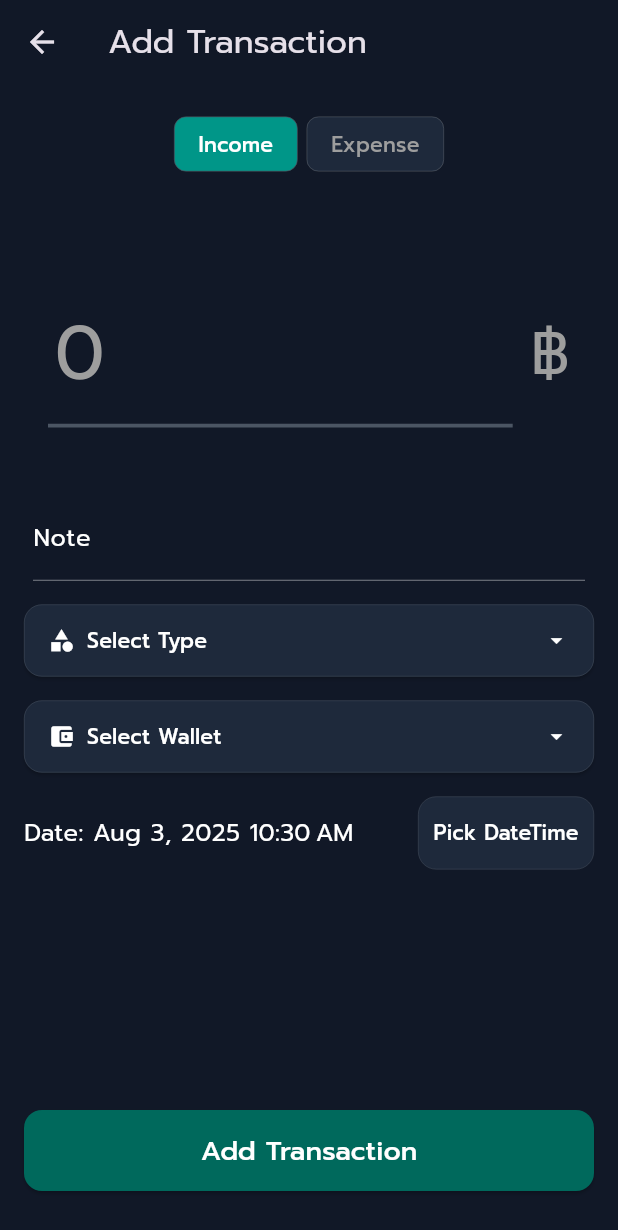
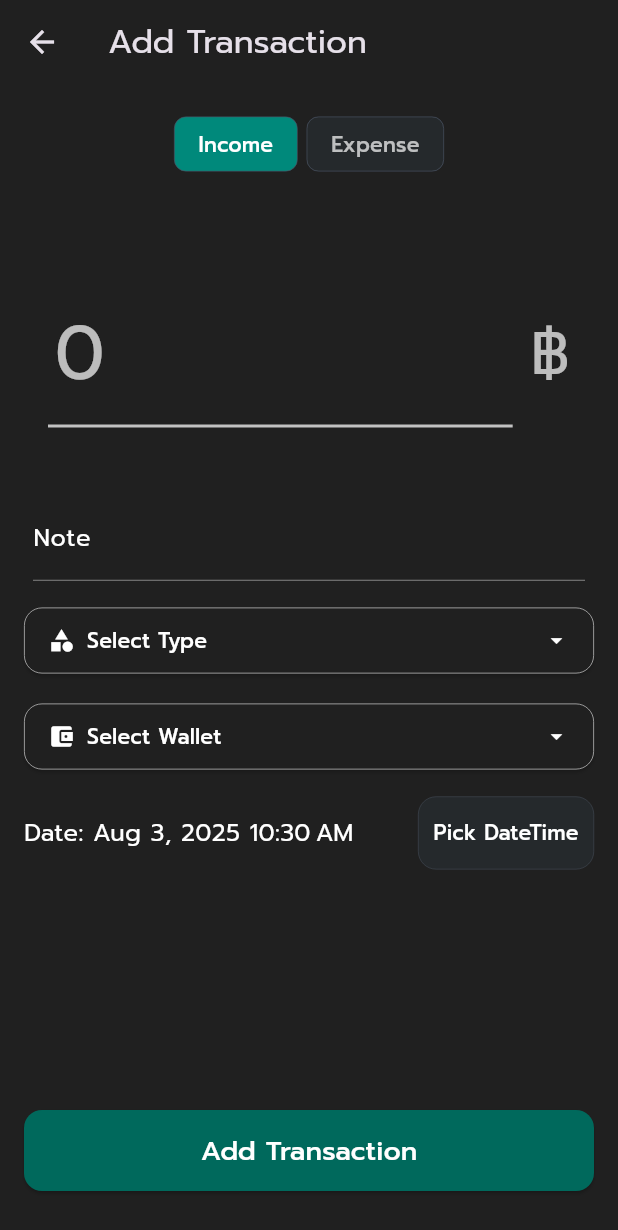
Before and after one commit to Akkarachai6787/keptaom-app, a Flutter app: the AddTransactionScreen screen opened directly, on a phone screen of 412 x 824 dp. Shown: the top 1230 px of the screen. Run offline on Flutter 3.47's test engine with Material 3 defaults, Android fonts, the phone set to English and light mode, and no system bars; our stand-ins replace cloud_firestore, firebase_core, fl_chart, flutter_dotenv; accounts and stored records are empty; project files that could hold a hidden picture were left out.

Commit message:
style: change theme color

```diff
--- a/lib/main.dart
+++ b/lib/main.dart
@@ -38,7 +38,7 @@ class MyApp extends StatelessWidget {
         brightness: Brightness.dark,
         fontFamily: 'Prompt',
         primaryColor: Colors.teal,
-        scaffoldBackgroundColor: const Color(0xFF111827),
+        scaffoldBackgroundColor: const Color(0xFF202020),
         splashFactory: NoSplash.splashFactory,
         highlightColor: Colors.transparent,
         splashColor: Colors.transparent,
@@ -71,10 +71,10 @@ class _HomeScreenState extends State<HomeScreen> {
       body: _screens[_selectedIndex],
       bottomNavigationBar: Container(
         decoration: BoxDecoration(
-          color: const Color(0xFF030712),
+          color: const Color(0xFF191919),
           border: Border(
             top: BorderSide(
-              color: const Color(0xFF4b5563),
+              color: const Color(0xFF999999),
               width: 0.5,
             ),
           ),
--- a/lib/screens/add_transaction_screen.dart
+++ b/lib/screens/add_transaction_screen.dart
@@ -99,9 +99,9 @@ class _AddTransactionScreenState extends State<AddTransactionScreen> {
 
         ScaffoldMessenger.of(context).showSnackBar(
           SnackBar(
-          backgroundColor: Color(0xFF1f2937),
+            backgroundColor: Color(0xFF292e31),
             shape: RoundedRectangleBorder(
-            side: BorderSide(color: const Color(0xFF4b5563), width: 0.5),
+              side: BorderSide(color: const Color(0xFFc2c2c2), width: 0.3),
             ),
             content: Row(
               children: [
@@ -172,7 +172,8 @@ class _AddTransactionScreenState extends State<AddTransactionScreen> {
       context: context,
       backgroundColor: Colors.transparent,
       isScrollControlled: false,
-      builder: (_) => DropdownWalletsSelectorSheet(docs: docs, fieldGetter: fieldGetter),
+      builder: (_) =>
+          DropdownWalletsSelectorSheet(docs: docs, fieldGetter: fieldGetter),
     );
   }
 
@@ -193,8 +194,8 @@ class _AddTransactionScreenState extends State<AddTransactionScreen> {
   Widget build(BuildContext context) {
     return Scaffold(
       appBar: AppBar(
+        backgroundColor: const Color(0xFF202020),
         title: Text('Add Transaction'),
-        backgroundColor: const Color(0xFF111827),
       ),
       body: Padding(
         padding: const EdgeInsets.all(16),
@@ -215,12 +216,12 @@ class _AddTransactionScreenState extends State<AddTransactionScreen> {
                       label: Text('Income'),
                       selected: _isIncome,
                       onSelected: (val) => _toggleIncome(true),
-                      selectedColor: Colors.teal[500],
+                      selectedColor: Colors.teal[600],
                       labelStyle: TextStyle(
-                        color: _isIncome ? Colors.white : Colors.grey,
+                        color: _isIncome ? Colors.white : Colors.white70,
                         fontWeight: FontWeight.w500,
                       ),
-                      backgroundColor: Color(0xFF1e293b),
+                      backgroundColor: Color(0xFF25292c),
                     ),
                     const SizedBox(width: 6),
                     ChoiceChip(
@@ -232,12 +233,12 @@ class _AddTransactionScreenState extends State<AddTransactionScreen> {
                       ),
                       selected: !_isIncome,
                       onSelected: (val) => _toggleIncome(false),
-                      selectedColor: Colors.red[500],
+                      selectedColor: Colors.red[600],
                       labelStyle: TextStyle(
-                        color: !_isIncome ? Colors.white : Colors.grey,
+                        color: !_isIncome ? Colors.white : Colors.white70,
                         fontWeight: FontWeight.w500,
                       ),
-                      backgroundColor: Color(0xFF1e293b),
+                      backgroundColor: Color(0xFF25292c),
                     ),
                   ],
                 ),
@@ -261,8 +262,8 @@ class _AddTransactionScreenState extends State<AddTransactionScreen> {
                           decoration: const InputDecoration(
                             enabledBorder: UnderlineInputBorder(
                               borderSide: BorderSide(
-                                color: Color(0xFF4b5563),
-                                width: 2.5,
+                                color: Color(0xFFc2c2c2),
+                                width: 2,
                               ),
                             ),
                             focusedBorder: UnderlineInputBorder(
@@ -287,7 +288,7 @@ class _AddTransactionScreenState extends State<AddTransactionScreen> {
                             fillColor: Colors.transparent,
                             hintText: '0',
                             hintStyle: TextStyle(
-                              color: Colors.grey,
+                              color: Colors.white70,
                               fontSize: 50,
                             ),
                             contentPadding: EdgeInsets.symmetric(vertical: 12),
@@ -319,7 +320,7 @@ class _AddTransactionScreenState extends State<AddTransactionScreen> {
                       const SizedBox(width: 12),
                       const Text(
                         '฿',
-                        style: TextStyle(color: Colors.grey, fontSize: 40),
+                        style: TextStyle(color: Colors.white70, fontSize: 40),
                       ),
                     ],
                   ),
@@ -355,17 +356,17 @@ class _AddTransactionScreenState extends State<AddTransactionScreen> {
                       }
                     },
                     style: ElevatedButton.styleFrom(
-                      side: const BorderSide(
-                        color: Color(0xFF4b5563),
-                        width: 0.3,
-                      ),
-                      backgroundColor: const Color(0xFF1e293b),
-                      padding: const EdgeInsets.symmetric(
+                      backgroundColor: const Color(0xFF202020),
+                      padding: EdgeInsets.symmetric(
+                        vertical: 12,
                         horizontal: 16,
-                        vertical: 14,
                       ),
                       shape: RoundedRectangleBorder(
-                        borderRadius: BorderRadius.circular(12),
+                        borderRadius: BorderRadiusGeometry.circular(12),
+                        side: BorderSide(
+                          color: const Color(0xFFc2c2c2),
+                          width: 0.5,
+                        ),
                       ),
                     ),
                     child: Row(
@@ -428,17 +429,17 @@ class _AddTransactionScreenState extends State<AddTransactionScreen> {
                       }
                     },
                     style: ElevatedButton.styleFrom(
-                      side: const BorderSide(
-                        color: Color(0xFF4b5563),
-                        width: 0.3,
-                      ),
-                      backgroundColor: const Color(0xFF1e293b),
-                      padding: const EdgeInsets.symmetric(
+                      backgroundColor: const Color(0xFF202020),
+                      padding: EdgeInsets.symmetric(
+                        vertical: 12,
                         horizontal: 16,
-                        vertical: 14,
                       ),
                       shape: RoundedRectangleBorder(
-                        borderRadius: BorderRadius.circular(12),
+                        borderRadius: BorderRadiusGeometry.circular(12),
+                        side: BorderSide(
+                          color: const Color(0xFFc2c2c2),
+                          width: 0.5,
+                        ),
                       ),
                     ),
                     child: Row(
@@ -446,7 +447,10 @@ class _AddTransactionScreenState extends State<AddTransactionScreen> {
                       children: [
                         Row(
                           children: [
-                            const Icon(Icons.account_balance_wallet, color: Colors.white),
+                            const Icon(
+                              Icons.account_balance_wallet,
+                              color: Colors.white,
+                            ),
                             const SizedBox(width: 8),
                             Text(
                               _selectedWalletId != null
@@ -491,25 +495,11 @@ class _AddTransactionScreenState extends State<AddTransactionScreen> {
                     ),
                     Container(
                       decoration: BoxDecoration(
-                        color: const Color(0xFF1e293b),
+                        color: const Color(0xFF25292c),
                         borderRadius: BorderRadius.circular(12),
-                        border: Border(
-                          top: BorderSide(
+                        border: Border.all(
                             color: const Color(0xFF4b5563),
                             width: 0.3,
-                          ),
-                          bottom: BorderSide(
-                            color: const Color(0xFF4b5563),
-                            width: 0.3,
-                          ),
-                          left: BorderSide(
-                            color: const Color(0xFF4b5563),
-                            width: 0.3,
-                          ),
-                          right: BorderSide(
-                            color: const Color(0xFF4b5563),
-                            width: 0.3,
-                          ),
                         ),
                       ),
                       child: TextButton(
--- a/lib/widgets/progress_widget.dart
+++ b/lib/widgets/progress_widget.dart
@@ -25,7 +25,7 @@ class ExpenseProgressWidget extends StatelessWidget {
       progressColor = Colors.red[600]!;
     }
 
-    final backgroundColor = Color(0xFF1f2937);
+    final backgroundColor = Color(0xFF292e31);
     final textColor = leftRecommended < 0 ? Colors.red[600]! : Colors.white;
 
     return Container(
@@ -51,7 +51,7 @@ class ExpenseProgressWidget extends StatelessWidget {
           Text(
             leftRecommended >= 0
                 ? '${expensePercent.toStringAsFixed(2)}% of your recommended budget used'
-                : "You’ve exceeded your budget",
+                : "You've exceeded your budget",
             style: TextStyle(
               color: Colors.white,
               fontWeight: FontWeight.w500,
--- a/lib/widgets/transaction_item.dart
+++ b/lib/widgets/transaction_item.dart
@@ -41,9 +41,9 @@ class TransactionItem extends StatelessWidget {
         margin: const EdgeInsets.symmetric(vertical: 6),
         padding: const EdgeInsets.symmetric(horizontal: 16, vertical: 12),
         decoration: BoxDecoration(
-          color: const Color(0xFF1f2937),
+          color: const Color(0xFF292e31),
           borderRadius: BorderRadius.circular(12),
-          border: Border.all(color: const Color(0xFF4b5563), width: 0.3),
+          border: Border.all(color: const Color(0xFF292e31), width: 0.3),
         ),
         child: Row(
           mainAxisAlignment: MainAxisAlignment.spaceBetween,
```
Also changed, not shown: lib/screens/home_screen.dart (+28 -22 lines), lib/screens/manage_wallet_screen.dart (+9 -5 lines), lib/screens/statistic_screen.dart (+5 -5 lines), lib/screens/transaction_by_month.dart (+4 -4 lines), lib/screens/transaction_info_screen.dart (+23 -22 lines), lib/widgets/categories_item.dart (+4 -4 lines), lib/widgets/dropdown_widget.dart (+4 -4 lines), lib/widgets/pick_datetime.dart (+36 -18 lines), lib/widgets/wallet_widgets.dart (+5 -15 lines). Lines whose indentation alone changed are shown as unchanged.
